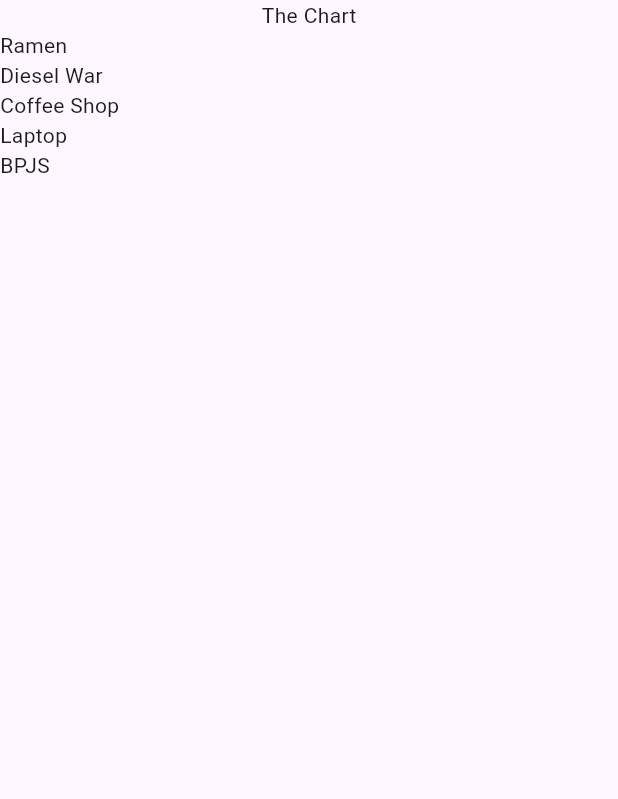
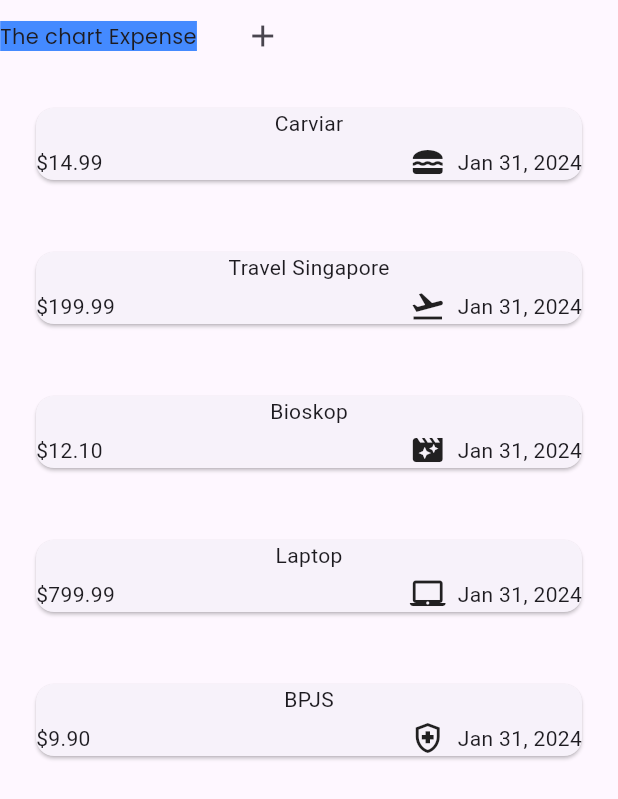
Before and after one commit to Gen-zprogrammer/fl_expense, a Flutter app: the screen it shows after launch, on a phone screen of 412 x 824 dp. Shown: the top 799 px of the screen. Run offline on Flutter 3.47's test engine with Material 3 defaults, Android fonts, the phone set to English and light mode, and no system bars; our stand-ins replace google_fonts.

Commit message:
perubahan pd widgets expenses_list

```diff
--- a/lib/expenses.dart
+++ b/lib/expenses.dart
@@ -1,6 +1,7 @@
 import 'package:expenses/widgets/expenses_list/expenses_list.dart';
 import 'package:flutter/material.dart';
 import 'package:expenses/models/expense.dart';
+import 'package:google_fonts/google_fonts.dart';
 // import 'package:google_fonts/google_fonts.dart';
 
 class Expenses extends StatefulWidget {
@@ -15,17 +16,17 @@ class Expenses extends StatefulWidget {
 class _ExpensesState extends State<Expenses> {
   final List<Expense> _registeredExpenses = [
     Expense(
-        title: 'Ramen',
+        title: 'Carviar',
         amount: 14.99,
         date: DateTime.now(),
         category: Category.food),
     Expense(
-        title: 'Diesel War',
+        title: 'Travel Singapore',
         amount: 199.99,
         date: DateTime.now(),
         category: Category.travel),
     Expense(
-        title: 'Coffee Shop',
+        title: 'Bioskop',
         amount: 12.10,
         date: DateTime.now(),
         category: Category.leisure),
@@ -46,9 +47,23 @@ class _ExpensesState extends State<Expenses> {
     return Scaffold(
       body: Column(
         children: [
-          Text("The Chart"),
+          Row(
+            children: [
+              Text("The chart Expense", style: GoogleFonts.poppins(backgroundColor: Colors.blueAccent),),
+              const SizedBox(
+              width: 20.0,
+              ),
+              IconButton(
+              onPressed: () {},
+              icon: const Icon(
+              Icons.add,
+              size: 24.0,
+              ),
+              ),
+            ],
+          ),
           Expanded(
-            child: ExpensesList(expenses: _registeredExpenses),
+            child: ExpensesList(expensesList: _registeredExpenses),
           ),
         ],
       ),
--- a/lib/models/expense.dart
+++ b/lib/models/expense.dart
@@ -1,8 +1,20 @@
+import 'package:flutter/material.dart';
 import 'package:uuid/uuid.dart';
+import 'package:intl/intl.dart';
 
+
+final formatter = DateFormat.yMMMd();
 const uuid = Uuid();
 
 enum Category { food, travel, leisure, work, health, }
+
+const categoryIcons = {
+Category.food: Icons.lunch_dining,
+Category.travel: Icons.flight_takeoff,
+Category.leisure: Icons.movie_filter,
+Category.work : Icons.laptop_mac,
+Category.health: Icons.health_and_safety_outlined,
+};
 
 class Expense {
   Expense({
@@ -18,4 +30,8 @@ class Expense {
   final double amount;
   final DateTime date;
   final Category category;
+
+  String get formatDate {
+    return formatter.format(date);
+  }
 }
--- a/lib/widgets/expenses_list/expense_item.dart
+++ b/lib/widgets/expenses_list/expense_item.dart
@@ -1,3 +1,43 @@
-class ClassName {
+import 'package:expenses/models/expense.dart';
+import 'package:flutter/material.dart';
 
+class ExpenseItem extends StatelessWidget {
+  const ExpenseItem(this.expenseitem, {super.key});
+
+  final Expense expenseitem;
+
+  @override
+  Widget build(BuildContext context) {
+    return Padding(
+      padding: const EdgeInsets.symmetric(
+        horizontal: 20,
+        vertical: 20,
+      ),
+      child: Card(
+        child: Column(
+          children: [
+            Text(expenseitem.title),
+            const SizedBox(
+              height: 4.0,
+            ),
+            Row(
+            children: [
+              Text('\$${expenseitem.amount.toStringAsFixed(2)}'),
+              const Spacer(),
+              Row(
+              children: [
+               Icon(categoryIcons[expenseitem.category]),
+               const SizedBox(
+               width: 8.0,
+               ),
+                Text(expenseitem.formatDate),
+              ],
+              ),
+            ],
+            ),
+          ],
+        ),
+      ),
+    );
+  }
 }
--- a/lib/widgets/expenses_list/expenses_list.dart
+++ b/lib/widgets/expenses_list/expenses_list.dart
@@ -1,16 +1,17 @@
+import 'package:expenses/widgets/expenses_list/expense_item.dart';
 import 'package:flutter/material.dart';
 import 'package:expenses/models/expense.dart';
 
 class ExpensesList extends StatelessWidget {
-  const ExpensesList({super.key, required this.expenses});
+  const ExpensesList({super.key, required this.expensesList});
 
-  final List<Expense> expenses;
+  final List<Expense> expensesList;
 
   @override
   Widget build(BuildContext context) {
     return ListView.builder(
-      itemCount: expenses.length,
-      itemBuilder: (context, index) => Text(expenses[index].title),
+      itemCount: expensesList.length,
+      itemBuilder: (context, index) => ExpenseItem(expensesList[index]),
     );
   }
 }
```
